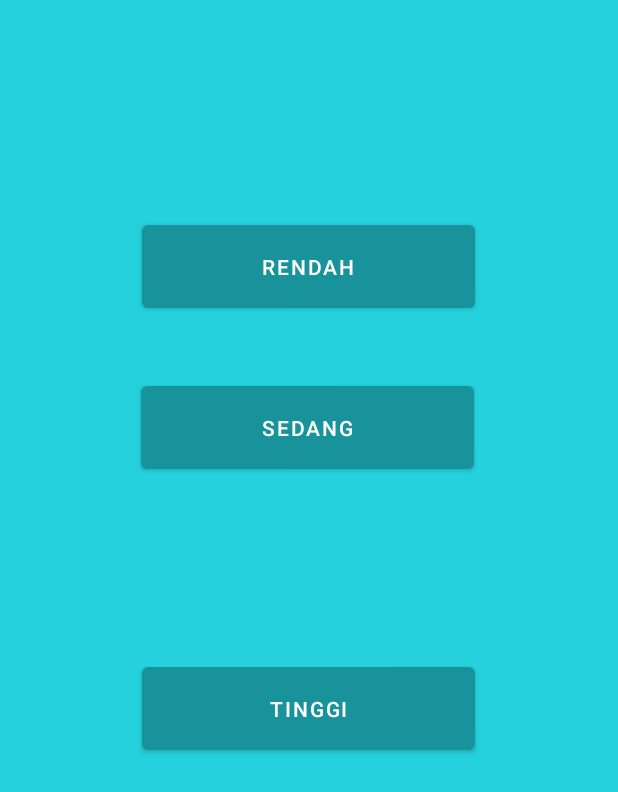
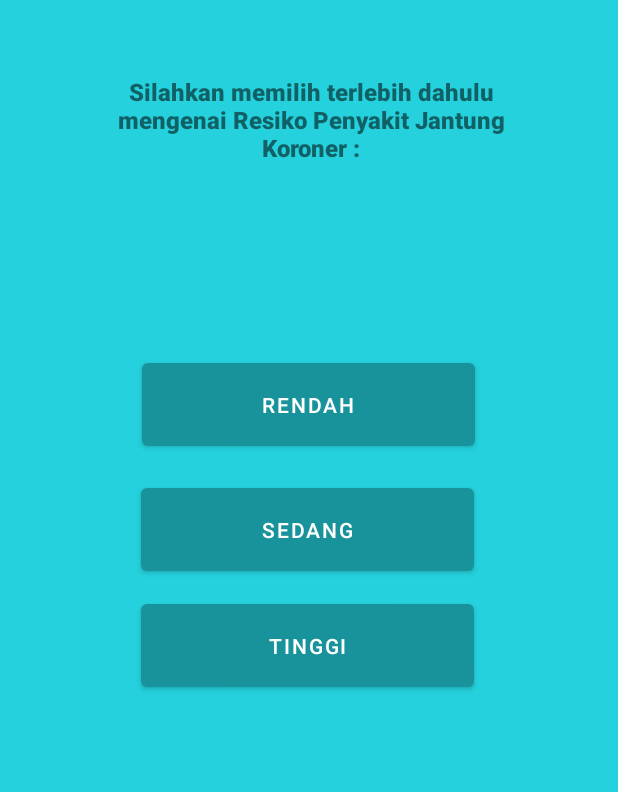
Before and after one commit to buddyholly12/Expert-system-Risk-Factor-Android, an Android app: the screen it shows after launch once a user with an empty profile is signed in (Menu_test), after a tap on "START TEST", on a phone screen of 412 x 824 dp. Shown: the top 792 px of the screen. Run offline under Robolectric (Android 15) with nearby library versions, the phone set to English and light mode, and no system bars; our stand-ins replace Firebase (no records; nobody signed in at launch, a user with empty details on screens opened directly); 1 statement that could not run was skipped.

Commit message:
Skripsi_file_Master_data

```diff
--- a/app/src/main/java/com/fileskripsi/skripsi/Backward_Session/Backward.kt
+++ b/app/src/main/java/com/fileskripsi/skripsi/Backward_Session/Backward.kt
@@ -17,6 +17,7 @@ class Backward {
                  , Gender:String, diabetes:String, Sport: String, stressval:String, Cf:Double) {
 
         val ref1 = FirebaseDatabase.getInstance().getReference("Client_Ans")
+        val ref2 = FirebaseDatabase.getInstance().getReference("Data_Hasil_diagnosa")
         var sb = StringBuilder()
         var sb1 = StringBuilder()
         var sb2 = StringBuilder()
@@ -64,6 +65,7 @@ class Backward {
             Log.d("test",taskid)
             val dataBackward = AnswerSheets(taskid.toString(),Smoke,smoke_qty,Ldl,Tensi,bmi,Umur,Gender,diabetes,Sport,stressval,Cf,sb.toString(),sb1.toString(),sb2.toString())
             ref1.child(datauser.toString()).child(taskid).setValue(dataBackward)
+
         }
 
     }
@@ -96,7 +98,7 @@ class Backward {
             if (Sport == "Jarang" && diabetes == "Ya") {
                 flag
             }
-            if (stressval == "Ya" && Cf in 41.0 rangeTo(69.0)) {
+            if (stressval == "Ya" && Cf in 41.0 rangeTo(78.0)) {
                 flag
                 val results = "Resiko Sedang "
                 sb1.append("berdasarkan data yang anda inputkan anda memiliki resiko Sedang $Cf %")
@@ -150,7 +152,7 @@ class Backward {
             if (Sport == "Tidak" && diabetes == "Ya") {
                 flag
             }
-            if (stressval == "Ya" && Cf in 41.0 rangeTo(69.0)) {
+            if (stressval == "Ya" && Cf in 41.0 rangeTo(78.0)) {
                 flag
                 val results = "Resiko Tinggi "
                 sb1.append("berdasarkan data yang anda inputkan anda memiliki resiko Tinggi $Cf %")
--- a/app/src/main/java/com/fileskripsi/skripsi/Backward_Session/High_Checker.kt
+++ b/app/src/main/java/com/fileskripsi/skripsi/Backward_Session/High_Checker.kt
@@ -81,7 +81,7 @@ class High_Checker : AppCompatActivity(), View.OnClickListener, AdapterView.OnIt
     private fun Instruction(){
         val x = "Petunjuk penggunaan"
         val y = "Certainty factor merupakan metode yang mendefinisikan ukuran kepastian terhadap fakta atau aturan untuk menggambarkan keyakinan seorang pakar terhadap masalah yang sedang dihadapi"
-        val z = "\t Tingkatan Certainty factor pada aplikasi ini terdiri dari :\n 1. 0.0 -> tidak terisi \n 2. 0.4 -> mungkin \n 3. 0.6 -> kemungkinan besar \n 4. 0.8 -> hampir pasti "
+        val z = "\t Tingkatan Certainty factor pada aplikasi ini terdiri dari :\n 1. 0.0 -> tidak terisi \n 2. 0.4 -> mungkin \n 3. 0.6 -> kemungkinan besar \n 4. 0.8 -> hampir pasti \n 1.0 -> Pasti"
         Tv_Instruction2.text = x
         Tv_instruction1.text = y
         TV_Instruction.text = z
--- a/app/src/main/java/com/fileskripsi/skripsi/Backward_Session/Medium_Checker.kt
+++ b/app/src/main/java/com/fileskripsi/skripsi/Backward_Session/Medium_Checker.kt
@@ -81,7 +81,7 @@ class Medium_Checker : AppCompatActivity(), AdapterView.OnItemSelectedListener,
     private fun Instruction(){
         val x = "Petunjuk penggunaan"
         val y = "Certainty factor merupakan metode yang mendefinisikan ukuran kepastian terhadap fakta atau aturan untuk menggambarkan keyakinan seorang pakar terhadap masalah yang sedang dihadapi"
-        val z = "\t Tingkatan Certainty factor pada aplikasi ini terdiri dari :\n 1. 0.0 -> tidak terisi \n 2. 0.4 -> mungkin \n 3. 0.6 -> kemungkinan besar \n 4. 0.8 -> hampir pasti "
+        val z = "\t Tingkatan Certainty factor pada aplikasi ini terdiri dari :\n 1. 0.0 -> tidak terisi \n 2. 0.4 -> mungkin \n 3. 0.6 -> kemungkinan besar \n 4. 0.8 -> hampir pasti \n 1.0 -> Pasti"
         Tv_Instruction2.text = x
         Tv_instruction1.text = y
         TV_Instruction.text = z
--- a/app/src/main/java/com/fileskripsi/skripsi/LoginRegistUI/loginRegist.kt
+++ b/app/src/main/java/com/fileskripsi/skripsi/LoginRegistUI/loginRegist.kt
@@ -6,9 +6,11 @@ import android.os.Bundle
 import android.util.Log
 import android.widget.Button
 import android.widget.Toast
+import androidx.coordinatorlayout.widget.CoordinatorLayout
 import com.fileskripsi.skripsi.HomeUI.homeUI
 import com.fileskripsi.skripsi.R
 import com.fileskripsi.skripsi.RegistUI.RegistUI
+import com.google.android.material.snackbar.Snackbar
 import com.google.firebase.auth.FirebaseAuth
 import kotlinx.android.synthetic.main.activity_login_regist.*
 
@@ -29,8 +31,9 @@ class loginRegist : AppCompatActivity() {
         btn_login.setOnClickListener{
             if (email.text.toString().trim().isNotEmpty()|| Passwords.text.toString().trim().isNotEmpty()) {
                 loginfunction(email.text.toString(),Passwords.text.toString().trim())
+                Toast.makeText(applicationContext, "Login Sukses", Toast.LENGTH_LONG).show()
             }else{
-                Toast.makeText(applicationContext, "input data ", Toast.LENGTH_SHORT).show()
+                Toast.makeText(applicationContext, "Harap isi data terlebih dahulu ", Toast.LENGTH_LONG).show()
             }
 
         }
--- a/app/src/main/java/com/fileskripsi/skripsi/RegistUI/RegistUI.kt
+++ b/app/src/main/java/com/fileskripsi/skripsi/RegistUI/RegistUI.kt
@@ -59,9 +59,10 @@ class RegistUI : AppCompatActivity(){
         Regist.setOnClickListener {
             if (email.text.toString().trim().isNotEmpty()|| Password.text.toString().trim().isNotEmpty()){
                 createUser(email.text.toString().trim(),Password.text.toString().trim())
+                Toast.makeText(applicationContext, "Register  Sukses", Toast.LENGTH_LONG).show()
             }
             else{
-                Toast.makeText(applicationContext, "input data ", Toast.LENGTH_SHORT).show()
+                Toast.makeText(applicationContext, "Harap isi data terlebih dahulu ", Toast.LENGTH_LONG).show()
             }
         }
         Loginbutt.setOnClickListener({
@@ -84,6 +85,7 @@ class RegistUI : AppCompatActivity(){
                 finish()
             }
             else{
+                Toast.makeText(applicationContext, "Failed Register"+task.exception, Toast.LENGTH_LONG).show()
                 Log.e("Task message ", "Failed Register"+task.exception);
             }
         }
--- a/app/src/main/res/layout/activity_menu_test.xml
+++ b/app/src/main/res/layout/activity_menu_test.xml
@@ -12,25 +12,25 @@
         android:layout_width="222dp"
         android:layout_height="67dp"
         android:layout_marginStart="94dp"
-        android:layout_marginTop="144dp"
         android:layout_marginEnd="95dp"
+        android:layout_marginBottom="16dp"
         android:text="Rendah"
+        app:layout_constraintBottom_toTopOf="@+id/Sedang_quiz"
         app:layout_constraintEnd_toEndOf="parent"
-        app:layout_constraintStart_toStartOf="parent"
-        app:layout_constraintTop_toTopOf="parent" />
+        app:layout_constraintStart_toStartOf="parent" />
 
     <Button
         android:id="@+id/Sedang_quiz"
         android:layout_width="222dp"
         android:layout_height="67dp"
         android:layout_marginStart="94dp"
-        android:layout_marginTop="40dp"
         android:layout_marginEnd="95dp"
+        android:layout_marginBottom="10dp"
         android:text="Sedang"
+        app:layout_constraintBottom_toTopOf="@+id/TInggi_quiz"
         app:layout_constraintEnd_toEndOf="parent"
         app:layout_constraintHorizontal_bias="0.0"
-        app:layout_constraintStart_toStartOf="parent"
-        app:layout_constraintTop_toBottomOf="@+id/rendah_quiz" />
+        app:layout_constraintStart_toStartOf="parent" />
 
     <Button
         android:id="@+id/TInggi_quiz"
@@ -38,9 +38,25 @@
         android:layout_height="67dp"
         android:layout_marginStart="94dp"
         android:layout_marginEnd="95dp"
-        android:layout_marginBottom="318dp"
+        android:layout_marginBottom="360dp"
         android:text="Tinggi"
         app:layout_constraintBottom_toBottomOf="parent"
         app:layout_constraintEnd_toEndOf="parent"
+        app:layout_constraintHorizontal_bias="0.0"
         app:layout_constraintStart_toStartOf="parent" />
+
+    <TextView
+        android:id="@+id/textView"
+        android:layout_width="313dp"
+        android:layout_height="73dp"
+        android:layout_marginStart="50dp"
+        android:layout_marginTop="50dp"
+        android:layout_marginEnd="48dp"
+        android:fontFamily="sans-serif-black"
+        android:text="@string/menu_desc"
+        android:textAlignment="center"
+        android:textSize="16sp"
+        app:layout_constraintEnd_toEndOf="parent"
+        app:layout_constraintStart_toStartOf="parent"
+        app:layout_constraintTop_toTopOf="parent" />
 </androidx.constraintlayout.widget.ConstraintLayout>
--- a/app/src/main/res/values/strings.xml
+++ b/app/src/main/res/values/strings.xml
@@ -30,6 +30,7 @@
         <item>0.4</item>
         <item>0.6</item>
         <item>0.8</item>
+        <item>1.0</item>
     </string-array>
     <string name="login">Apakah anda sudah memiliki Akun ?</string>
     <string name="login1">Login</string>
@@ -65,5 +66,6 @@ Olahraga seperti berjalan kaki, jalan cepat, atau jogging secara teratur selama
     </string>
     <string name="Tipstrick">Cara Mencegah Penyakit Jantung Koroner </string>
     <string name="source"> Sumber : https://www.pjnhk.go.id/artikel/mencegah-penyakit-jantung-koroner-pjk-sebuah-investasi-mahal</string>
-
+<string name="menu_desc">   Silahkan memilih terlebih dahulu
+                            mengenai Resiko Penyakit Jantung Koroner : </string>
 </resources>
```
Also changed, not shown: app/src/main/java/com/fileskripsi/skripsi/Bmi_Calculator/Calculator_bmi.kt (+8 -3 lines).
